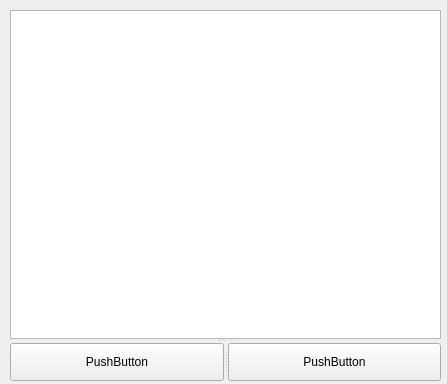
Qt form Sklepzelektronika/koszyk.ui (kapi2700/Sklepzelektronika) before a commit.
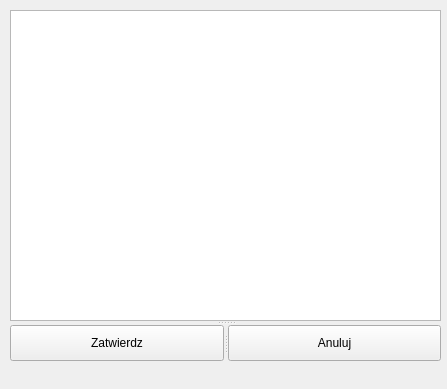
The same form after that commit. The open tabs and pages were chosen to show the change.

Commit message: działający koszyk

The edit to the form file:
```diff
--- a/Sklepzelektronika/koszyk.ui
+++ b/Sklepzelektronika/koszyk.ui
@@ -7,7 +7,7 @@
     <x>0</x>
     <y>0</y>
     <width>447</width>
-    <height>384</height>
+    <height>389</height>
    </rect>
   </property>
   <property name="windowTitle">
@@ -108,7 +108,7 @@
        <x>10</x>
        <y>0</y>
        <width>431</width>
-       <height>371</height>
+       <height>351</height>
       </rect>
      </property>
      <property name="orientation">
@@ -121,16 +121,29 @@
       </property>
       <widget class="QPushButton" name="zatwierdz_btn">
        <property name="text">
-        <string>PushButton</string>
+        <string>Zatwierdz</string>
        </property>
       </widget>
       <widget class="QPushButton" name="anuluj_btn">
        <property name="text">
-        <string>PushButton</string>
+        <string>Anuluj</string>
        </property>
       </widget>
      </widget>
     </widget>
+    <widget class="QLabel" name="blad_lbl2">
+     <property name="geometry">
+      <rect>
+       <x>10</x>
+       <y>350</y>
+       <width>421</width>
+       <height>20</height>
+      </rect>
+     </property>
+     <property name="text">
+      <string/>
+     </property>
+    </widget>
    </widget>
   </widget>
  </widget>
```
Left out of the diff: 19 changed lines with no effect on the pictures. The commit also changes 7 other files.
